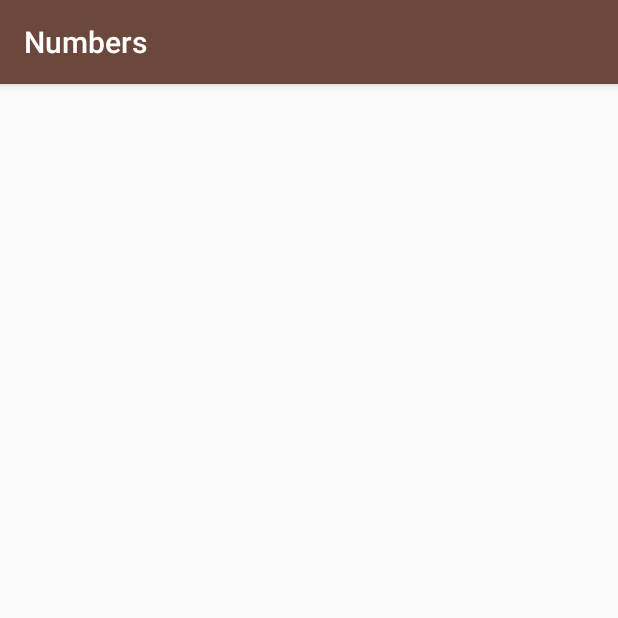
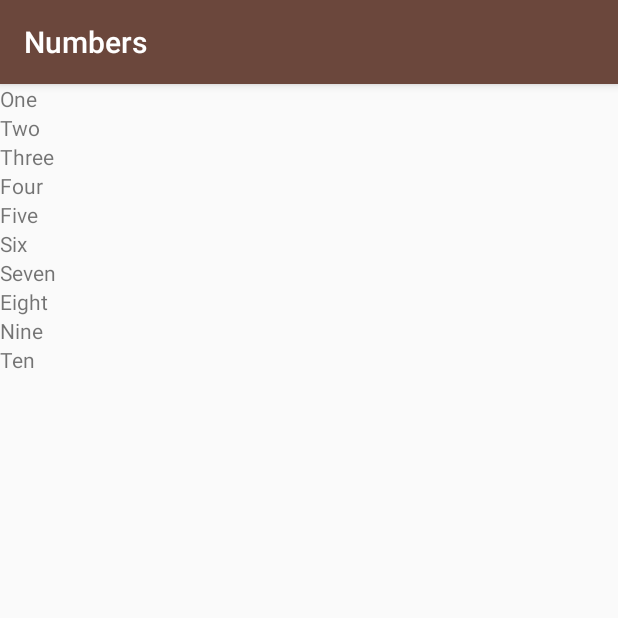
Before and after one commit to dheerajkotwani/MiwokApplication, an Android app: the Numbers screen opened directly, with no data from a screen before it, on a phone screen of 412 x 824 dp, the top half of it. Run offline under Robolectric (Android 15) with nearby library versions, the phone set to English and light mode, and no system bars.

Commit message:
Add ArrayView

```diff
--- a/app/src/main/java/project/tronku/miwokapplication/Numbers.java
+++ b/app/src/main/java/project/tronku/miwokapplication/Numbers.java
@@ -4,7 +4,10 @@ import android.content.Intent;
 import android.support.v7.app.AppCompatActivity;
 import android.os.Bundle;
 import android.view.View;
+import android.widget.LinearLayout;
 import android.widget.TextView;
+
+import java.util.ArrayList;
 
 public class Numbers extends AppCompatActivity {
 
@@ -16,7 +19,27 @@ public class Numbers extends AppCompatActivity {
         super.onCreate(savedInstanceState);
         setContentView(R.layout.activity_numbers);
 
+        int a = 0;
 
+        ArrayList<String> words = new ArrayList<String>();
 
+        words.add("One");
+        words.add("Two");
+        words.add("Three");
+        words.add("Four");
+        words.add("Five");
+        words.add("Six");
+        words.add("Seven");
+        words.add("Eight");
+        words.add("Nine");
+        words.add("Ten");
+
+        LinearLayout RootView = findViewById(R.id.RootView);
+        for (a = 0; a < 10; a++) {
+            TextView WordView = new TextView(this);
+            WordView.setText(words.get(a));
+            RootView.addView(WordView);
+        }
     }
+
 }
--- a/app/src/main/res/layout/activity_numbers.xml
+++ b/app/src/main/res/layout/activity_numbers.xml
@@ -1,9 +1,12 @@
 <?xml version="1.0" encoding="utf-8"?>
-<android.support.constraint.ConstraintLayout xmlns:android="http://schemas.android.com/apk/res/android"
+<LinearLayout xmlns:android="http://schemas.android.com/apk/res/android"
     xmlns:app="http://schemas.android.com/apk/res-auto"
     xmlns:tools="http://schemas.android.com/tools"
     android:layout_width="match_parent"
     android:layout_height="match_parent"
-    tools:context=".Numbers">
+    tools:context=".Numbers"
+    android:id="@+id/RootView"
+    android:orientation="vertical">
 
-</android.support.constraint.ConstraintLayout>
+
+</LinearLayout>
```
